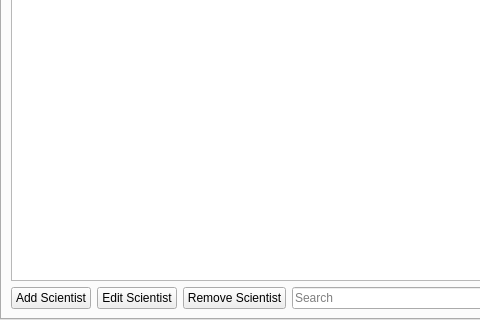
First picture: the form in Verklegt2014/mainwindow.ui, repository Tagl/Verklegt2014, before the edit; both pictures show x 0 to 480 and y 280 to 600 of the 800 by 600 pixel window.
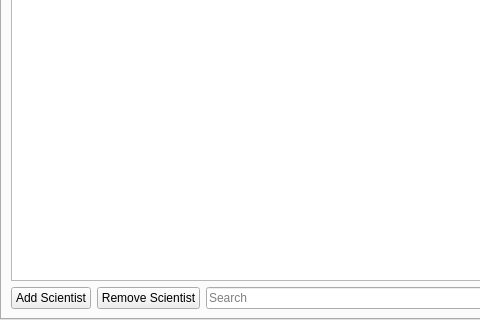
Second picture: the form after the edit.

Patch:
```diff
--- a/Verklegt2014/mainwindow.ui
+++ b/Verklegt2014/mainwindow.ui
@@ -85,13 +85,6 @@
             </property>
            </widget>
           </item>
-          <item>
-           <widget class="QPushButton" name="editScientist">
-            <property name="text">
-             <string>Edit Scientist</string>
-            </property>
-           </widget>
-          </item>
           <item>
            <widget class="QPushButton" name="removeScientist">
             <property name="text">
```
